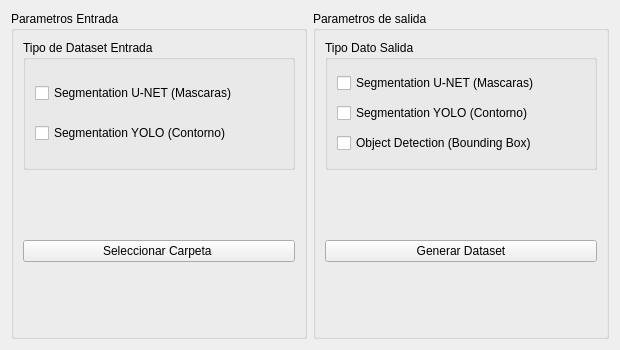
Old version of the form YoloLabeller-master/src/GUI/DatasetConversorGUI.ui in the repository itelecronica/YoloLabeller.
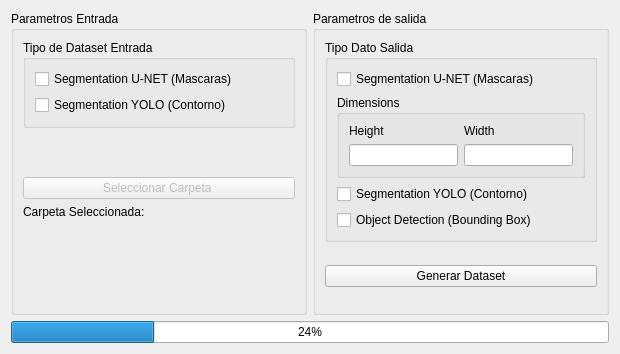
New version of the form.

```diff
--- a/YoloLabeller-master/src/GUI/DatasetConversorGUI.ui
+++ b/YoloLabeller-master/src/GUI/DatasetConversorGUI.ui
@@ -7,7 +7,7 @@
     <x>0</x>
     <y>0</y>
     <width>620</width>
-    <height>350</height>
+    <height>354</height>
    </rect>
   </property>
   <property name="sizePolicy">
@@ -16,6 +16,12 @@
     <verstretch>0</verstretch>
    </sizepolicy>
   </property>
+  <property name="maximumSize">
+   <size>
+    <width>620</width>
+    <height>354</height>
+   </size>
+  </property>
   <property name="windowTitle">
    <string>Form</string>
   </property>
@@ -26,10 +32,16 @@
       <layout class="QVBoxLayout" name="verticalLayout_2">
        <item>
         <widget class="QGroupBox" name="groupBox">
+         <property name="sizePolicy">
+          <sizepolicy hsizetype="Preferred" vsizetype="Preferred">
+           <horstretch>0</horstretch>
+           <verstretch>0</verstretch>
+          </sizepolicy>
+         </property>
          <property name="title">
           <string>Parametros Entrada</string>
          </property>
-         <layout class="QVBoxLayout" name="verticalLayout" stretch="2,1,2,1">
+         <layout class="QVBoxLayout" name="verticalLayout" stretch="2,1,2,0,0,0,1">
           <item>
            <widget class="QGroupBox" name="groupBox_3">
             <property name="title">
@@ -68,11 +80,47 @@
           </item>
           <item>
            <widget class="QPushButton" name="pushButton_Navegador">
+            <property name="enabled">
+             <bool>false</bool>
+            </property>
             <property name="text">
              <string>Seleccionar Carpeta </string>
             </property>
            </widget>
           </item>
+          <item>
+           <widget class="QLabel" name="label">
+            <property name="text">
+             <string>Carpeta Seleccionada:</string>
+            </property>
+           </widget>
+          </item>
+          <item>
+           <widget class="QLabel" name="label_folderSelect">
+            <property name="sizePolicy">
+             <sizepolicy hsizetype="Fixed" vsizetype="Preferred">
+              <horstretch>0</horstretch>
+              <verstretch>0</verstretch>
+             </sizepolicy>
+            </property>
+            <property name="text">
+             <string/>
+            </property>
+           </widget>
+          </item>
+          <item>
+           <widget class="QLabel" name="label_filesCount">
+            <property name="sizePolicy">
+             <sizepolicy hsizetype="Fixed" vsizetype="Preferred">
+              <horstretch>0</horstretch>
+              <verstretch>0</verstretch>
+             </sizepolicy>
+            </property>
+            <property name="text">
+             <string/>
+            </property>
+           </widget>
+          </item>
           <item>
            <spacer name="verticalSpacer_4">
             <property name="orientation">
@@ -104,7 +152,7 @@
             <property name="title">
              <string>Tipo Dato Salida</string>
             </property>
-            <layout class="QVBoxLayout" name="verticalLayout_6">
+            <layout class="QVBoxLayout" name="verticalLayout_6" stretch="2,1,2,2">
              <item>
               <widget class="QCheckBox" name="checkBox_outputUnet">
                <property name="text">
@@ -112,6 +160,35 @@
                </property>
               </widget>
              </item>
+             <item>
+              <widget class="QGroupBox" name="groupBox_4">
+               <property name="title">
+                <string>Dimensions</string>
+               </property>
+               <layout class="QGridLayout" name="gridLayout_2">
+                <item row="0" column="0">
+                 <widget class="QLabel" name="label_2">
+                  <property name="text">
+                   <string>Height</string>
+                  </property>
+                 </widget>
+                </item>
+                <item row="0" column="1">
+                 <widget class="QLabel" name="label_3">
+                  <property name="text">
+                   <string>Width</string>
+                  </property>
+                 </widget>
+                </item>
+                <item row="1" column="0">
+                 <widget class="QLineEdit" name="lineEdit_Height"/>
+                </item>
+                <item row="1" column="1">
+                 <widget class="QLineEdit" name="lineEdit_Width"/>
+                </item>
+               </layout>
+              </widget>
+             </item>
              <item>
               <widget class="QCheckBox" name="checkBox_outputYolo">
                <property name="text">
@@ -144,6 +221,9 @@
           </item>
           <item>
            <widget class="QPushButton" name="pushButton_Generar">
+            <property name="enabled">
+             <bool>true</bool>
+            </property>
             <property name="text">
              <string>Generar Dataset</string>
             </property>
@@ -169,6 +249,13 @@
      </item>
     </layout>
    </item>
+   <item row="1" column="0">
+    <widget class="QProgressBar" name="progressBar">
+     <property name="value">
+      <number>24</number>
+     </property>
+    </widget>
+   </item>
   </layout>
  </widget>
  <resources/>
```
Left out of the diff: 4 changed lines with no effect on the pictures.
